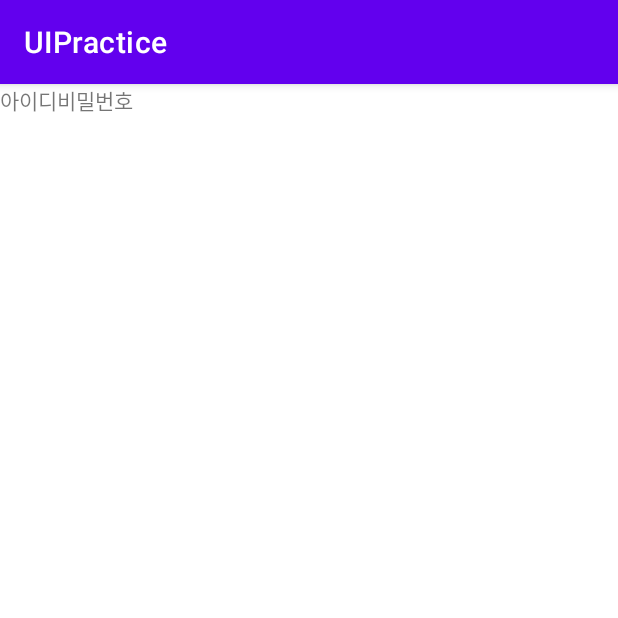
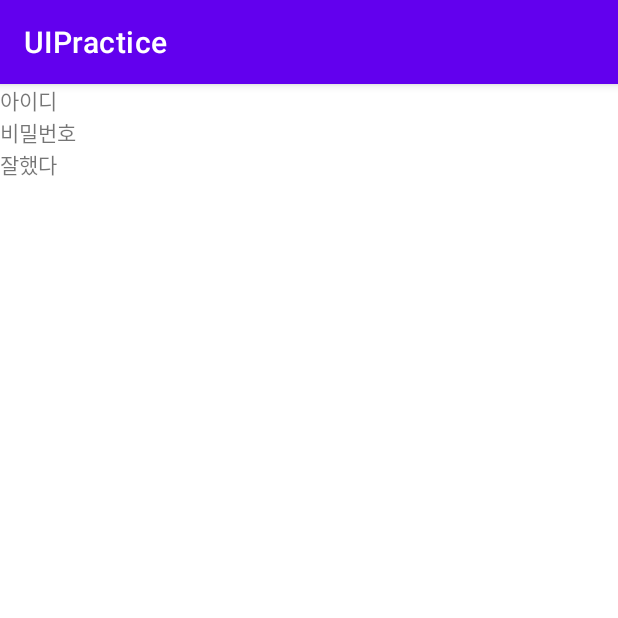
Before and after one commit to whatwhowherewhen/UIPractice, an Android app: the screen it shows after launch (MainActivity), on a phone screen of 412 x 824 dp, the top half of it. Run offline under Robolectric (Android 15) with nearby library versions, the phone set to English and light mode, and no system bars.

Commit message:
orientation 속성 -> 세로 배치로 변경

```diff
--- a/app/src/main/res/layout/activity_main.xml
+++ b/app/src/main/res/layout/activity_main.xml
@@ -8,7 +8,8 @@
 
     <LinearLayout
         android:layout_width="match_parent"
-        android:layout_height="match_parent">
+        android:layout_height="match_parent"
+        android:orientation="vertical">
 
         <TextView
             android:layout_width="wrap_content"
@@ -20,6 +21,12 @@
             android:layout_height="wrap_content"
             android:text="비밀번호"/>
 
+        <TextView
+            android:layout_width="wrap_content"
+            android:layout_height="wrap_content"
+            android:text="잘했다"/>
+
+
 
     </LinearLayout>
 
```
